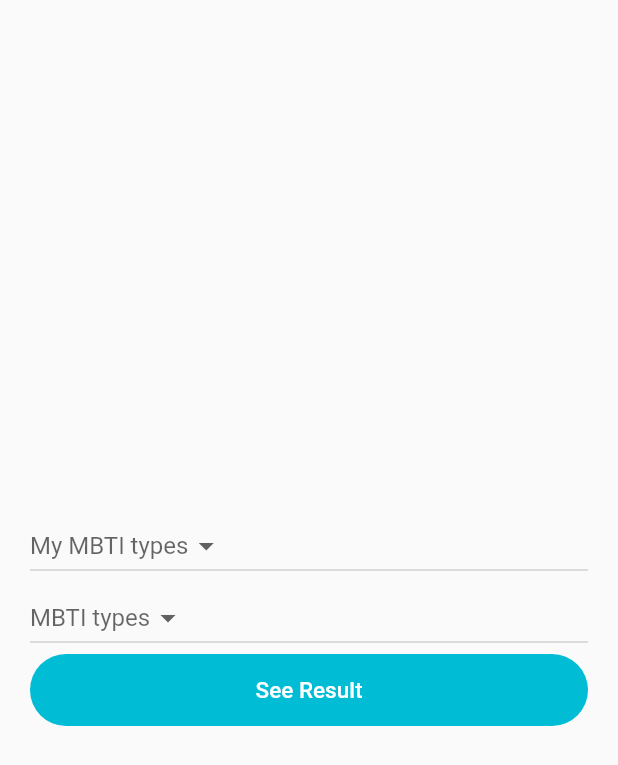
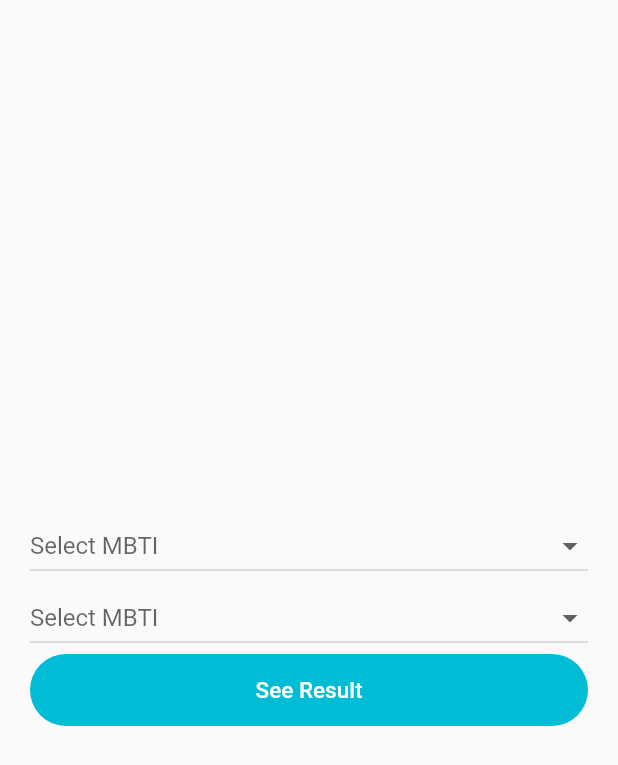
Before and after one commit to powerwlsl/mbti, a Flutter app: the MbtiMatchingScreen screen opened directly with empty values, on a phone screen of 412 x 824 dp. Shown: the top 765 px of the screen. Run offline on Flutter 3.47's test engine with Material 2 defaults, Android fonts, the phone set to English and light mode, and no system bars; our stand-ins replace fancy_bottom_navigation, shared_preferences; accounts and stored records are empty.

Commit message:
expand dropdown button

```diff
--- a/lib/screens/mbti_matching_screen.dart
+++ b/lib/screens/mbti_matching_screen.dart
@@ -27,8 +27,7 @@ class _MbtiMatchingScreenState extends State<MbtiMatchingScreen> {
     }
 
     return Scaffold(
-      body: Center(
-        child: Container(
+      body: Container(
         padding: EdgeInsets.all(20),
         child: Column(
           mainAxisAlignment: MainAxisAlignment.center,
@@ -36,7 +35,7 @@ class _MbtiMatchingScreenState extends State<MbtiMatchingScreen> {
           children: <Widget>[
             CustomDropdownButton(
               dropdownItemList: mbtiTypesList,
-                hintString: "My MBTI types",
+              hintString: "Select MBTI",
               value: widget.prefs.getString('mbtiType'),
               onChangedCallback: (value) {
                 setState(() {
@@ -46,7 +45,7 @@ class _MbtiMatchingScreenState extends State<MbtiMatchingScreen> {
             ),
             CustomDropdownButton(
               dropdownItemList: mbtiTypesList,
-                hintString: "MBTI types",
+              hintString: "Select MBTI",
               value: mbti_2,
               onChangedCallback: (value) {
                 setState(() {
@@ -65,7 +64,6 @@ class _MbtiMatchingScreenState extends State<MbtiMatchingScreen> {
           ],
         ),
       ),
-      ),
     );
   }
 }
--- a/lib/screens/user_info_screen.dart
+++ b/lib/screens/user_info_screen.dart
@@ -70,7 +70,7 @@ class _UserInfoScreenState extends State<UserInfoScreen> {
                     children: <Widget>[
                       CustomDropdownButton(
                         dropdownItemList: Mbtis.Types.keys.toList(),
-                        hintString: "MBTI types",
+                        hintString: "MBTI",
                         value: mbtiType,
                         onChangedCallback: (value) {
                           setState(() {
--- a/lib/widgets/custom_dropdown_button.dart
+++ b/lib/widgets/custom_dropdown_button.dart
@@ -16,13 +16,18 @@ class CustomDropdownButton extends StatelessWidget {
   @override
   Widget build(BuildContext context) {
     return DropdownButton(
+      isExpanded: true,
       items: dropdownItemList
           .map((value) => DropdownMenuItem(
-                child: Center(child: Text(value)),
+                child: Container(
+                  child: Text(value),
+                ),
                 value: value,
               ))
           .toList(),
-      hint: new Text(hintString, textAlign: TextAlign.center),
+      hint: new Text(
+        hintString,
+      ),
       value: value,
       onChanged: (selectedVal) {
         onChangedCallback(selectedVal);
```
Lines whose indentation alone changed are shown as unchanged.
